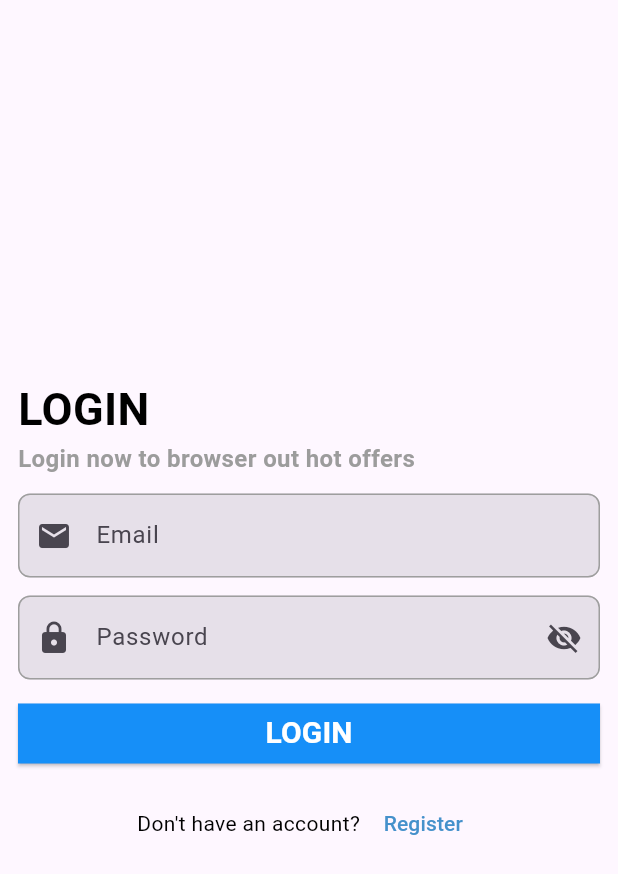
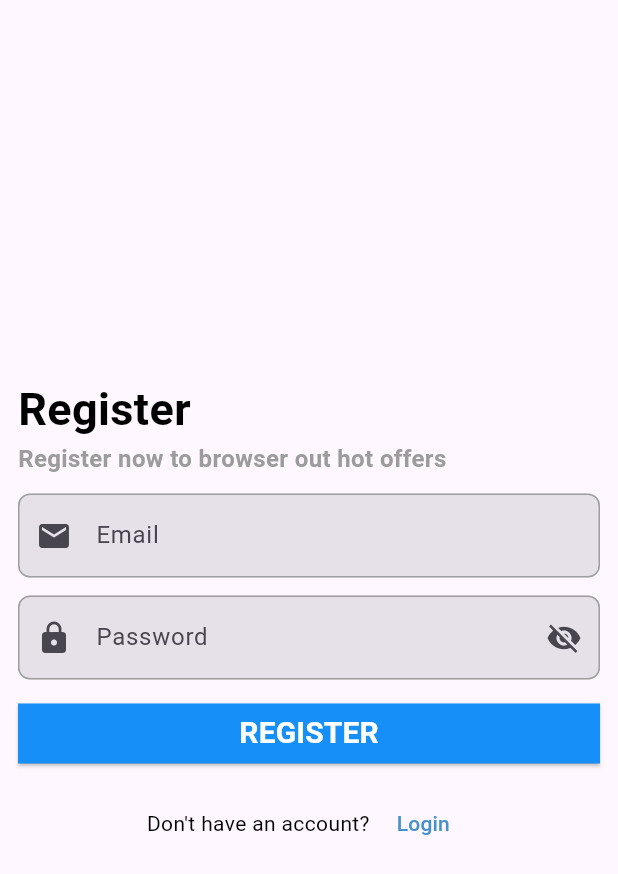
Before and after one commit to MahmoudKatr/chat_app, a Flutter app: the screen it shows after launch, after a tap on "Register", on a phone screen of 412 x 824 dp. Shown: the top 874 px of the screen. Run offline on Flutter 3.47's test engine with Material 3 defaults, Android fonts, the phone set to English and light mode, and no system bars; our stand-ins replace firebase_auth, flutter_bloc; accounts and stored records are empty.

Commit message:
Adding Register Cubit && UI Screen✅

```diff
--- a/lib/components/widget/custom_button.dart
+++ b/lib/components/widget/custom_button.dart
@@ -4,8 +4,10 @@ class CustomButton extends StatelessWidget {
   const CustomButton({
     super.key,
     required this.onPressed,
+    required this.name,
   });
   final void Function()? onPressed;
+  final String name;
 
   @override
   Widget build(BuildContext context) {
@@ -15,9 +17,9 @@ class CustomButton extends StatelessWidget {
           backgroundColor: const Color(0xFF168ff8),
           shape: RoundedRectangleBorder(borderRadius: BorderRadius.circular(0)),
         ),
-        child: const Text(
-          "LOGIN",
-          style: TextStyle(
+        child: Text(
+          name,
+          style: const TextStyle(
               fontSize: 20, fontWeight: FontWeight.bold, color: Colors.white),
         ));
   }
--- a/lib/features/authentications/login_screen.dart
+++ b/lib/features/authentications/login_screen.dart
@@ -1,6 +1,7 @@
 import 'package:flutter/material.dart';
 import 'package:shop_app/components/widget/custom_button.dart';
 import 'package:shop_app/components/widget/custom_text_filed.dart';
+import 'package:shop_app/features/authentications/register_screen.dart';
 
 class LoginScreen extends StatefulWidget {
   const LoginScreen({super.key});
@@ -87,6 +88,7 @@ class _LoginScreenState extends State<LoginScreen> {
                 height: 12,
               ),
               CustomButton(
+                name: "LOGIN",
                 onPressed: () {},
               ),
               const SizedBox(
@@ -100,7 +102,13 @@ class _LoginScreenState extends State<LoginScreen> {
                     style: TextStyle(color: Colors.black),
                   ),
                   TextButton(
-                      onPressed: () {},
+                      onPressed: () {
+                        Navigator.pushReplacement(
+                          context,
+                          MaterialPageRoute(
+                              builder: (context) => const RegisterScreen()),
+                        );
+                      },
                       child: const Text(
                         'Register',
                         style: TextStyle(color: Color(0xFF4591cb)),
--- a/lib/features/authentications/register_screen.dart
+++ b/lib/features/authentications/register_screen.dart
@@ -0,0 +1,123 @@
+import 'package:flutter/material.dart';
+import 'package:shop_app/components/widget/custom_button.dart';
+import 'package:shop_app/components/widget/custom_text_filed.dart';
+import 'package:shop_app/features/authentications/login_screen.dart';
+
+class RegisterScreen extends StatefulWidget {
+  const RegisterScreen({super.key});
+
+  @override
+  State<RegisterScreen> createState() => _RegisterScreenState();
+}
+
+class _RegisterScreenState extends State<RegisterScreen> {
+  final TextEditingController _emailController = TextEditingController();
+  final TextEditingController _passwordController = TextEditingController();
+  final _formKey = GlobalKey();
+
+  bool isObsured = true;
+  @override
+  Widget build(BuildContext context) {
+    return Scaffold(
+      body: Padding(
+        padding: const EdgeInsets.symmetric(horizontal: 12),
+        child: Form(
+          key: _formKey,
+          child: Column(
+            crossAxisAlignment: CrossAxisAlignment.stretch,
+            mainAxisAlignment: MainAxisAlignment.center,
+            children: [
+              const Text(
+                "Register",
+                style: TextStyle(
+                    color: Colors.black,
+                    fontSize: 30,
+                    fontWeight: FontWeight.bold),
+              ),
+              const Text(
+                "Register now to browser out hot offers",
+                style: TextStyle(
+                    color: Color(0xff9c9c9c),
+                    fontSize: 16,
+                    fontWeight: FontWeight.bold),
+              ),
+              const SizedBox(
+                height: 12,
+              ),
+              CustomTextFormField(
+                controller: _emailController,
+                prefixIcon: const Icon(Icons.email),
+                labelText: "Email",
+                hintText: "Email",
+                validator: (value) {
+                  if (value?.isEmpty ?? true) {
+                    return 'Field cannot be empty';
+                  } else {
+                    return null;
+                  }
+                },
+              ),
+              const SizedBox(
+                height: 12,
+              ),
+              CustomTextFormField(
+                controller: _passwordController,
+                isPassword: isObsured ? true : false,
+                suffixIcon: IconButton(
+                  onPressed: () {
+                    setState(() {
+                      isObsured = !isObsured;
+                    });
+                  },
+                  icon:
+                      Icon(isObsured ? Icons.visibility_off : Icons.visibility),
+                ),
+                prefixIcon: const Icon(Icons.lock),
+                labelText: "Password",
+                hintText: "Password",
+                validator: (value) {
+                  if (value == null || value.isEmpty) {
+                    return 'Please Enter your password';
+                  }
+                  if (value.length < 6) {
+                    return "Password must be at least 6 characters";
+                  }
+                },
+              ),
+              const SizedBox(
+                height: 12,
+              ),
+              CustomButton(
+                name: 'REGISTER',
+                onPressed: () {},
+              ),
+              const SizedBox(
+                height: 12,
+              ),
+              Row(
+                mainAxisAlignment: MainAxisAlignment.center,
+                children: [
+                  const Text(
+                    "Don't have an account? ",
+                    style: TextStyle(color: Colors.black),
+                  ),
+                  TextButton(
+                      onPressed: () {
+                        Navigator.pushReplacement(
+                            context,
+                            MaterialPageRoute(
+                                builder: (context) => const LoginScreen()));
+                      },
+                      child: const Text(
+                        'Login',
+                        style: TextStyle(color: Color(0xFF4591cb)),
+                      ))
+                ],
+              )
+            ],
+          ),
+        ),
+      ),
+    );
+  }
+}
```
Also changed, not shown: lib/cubits/register_cubit/register_cubit.dart (+20 -0 lines), lib/cubits/register_cubit/register_states.dart (+17 -0 lines).
